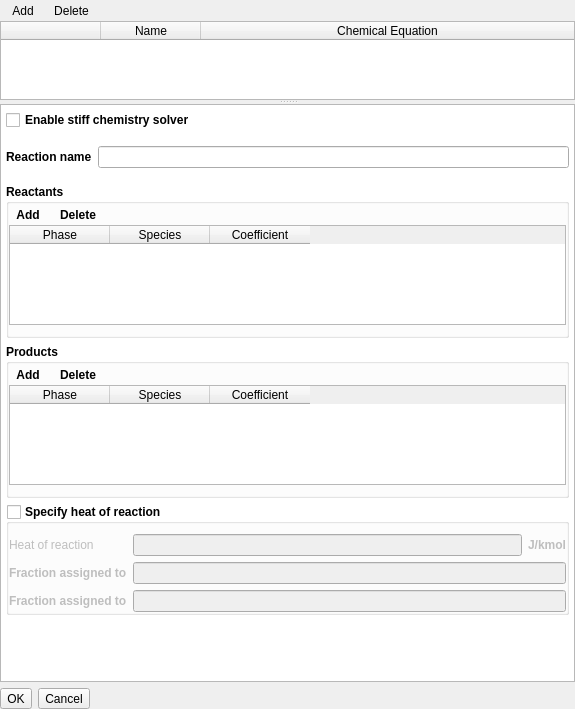
Above: mfixgui/uifiles/chemistry.ui from truongd8593/mfix before the change. Below: the same form after it.
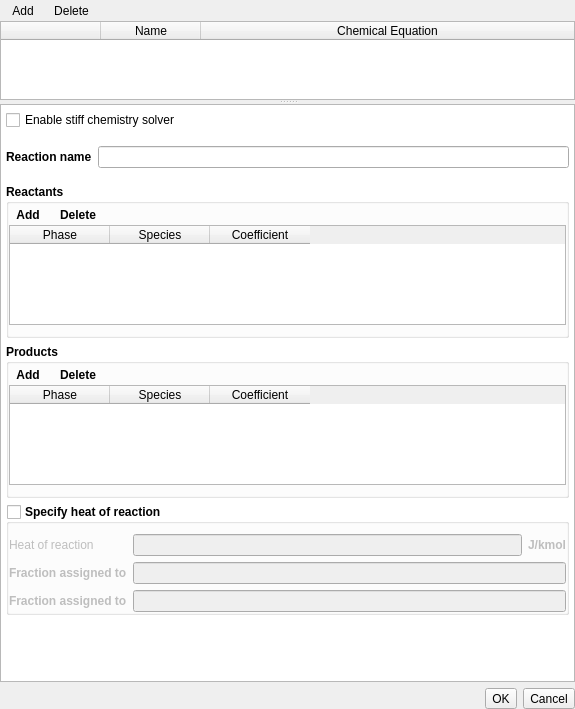
That is the form after the change. Custom widgets are drawn as their Qt base class.

Commit message: Chemistry: less bolding

Diff of the .ui file:
```diff
--- a/mfixgui/uifiles/chemistry.ui
+++ b/mfixgui/uifiles/chemistry.ui
@@ -266,7 +266,7 @@
             <x>0</x>
             <y>0</y>
             <width>573</width>
-            <height>572</height>
+            <height>574</height>
            </rect>
           </property>
           <layout class="QVBoxLayout" name="verticalLayout_2">
@@ -292,8 +292,8 @@
              </property>
              <property name="font">
               <font>
-               <weight>75</weight>
-               <bold>true</bold>
+               <weight>50</weight>
+               <bold>false</bold>
               </font>
              </property>
              <property name="text">
@@ -790,6 +790,26 @@
        </item>
        <item row="1" column="0">
         <layout class="QHBoxLayout" name="horizontalLayout_4">
+         <item>
+          <spacer name="horizontalSpacer_4">
+           <property name="orientation">
+            <enum>Qt::Horizontal</enum>
+           </property>
+           <property name="sizeHint" stdset="0">
+            <size>
+             <width>40</width>
+             <height>20</height>
+            </size>
+           </property>
+          </spacer>
+         </item>
+         <item>
+          <widget class="QLabel" name="label_status">
+           <property name="text">
+            <string/>
+           </property>
+          </widget>
+         </item>
          <item>
           <widget class="QToolButton" name="toolbutton_ok">
            <property name="text">
@@ -804,13 +824,6 @@
            </property>
           </widget>
          </item>
-         <item>
-          <widget class="QLabel" name="label_status">
-           <property name="text">
-            <string/>
-           </property>
-          </widget>
-         </item>
         </layout>
        </item>
       </layout>
```
